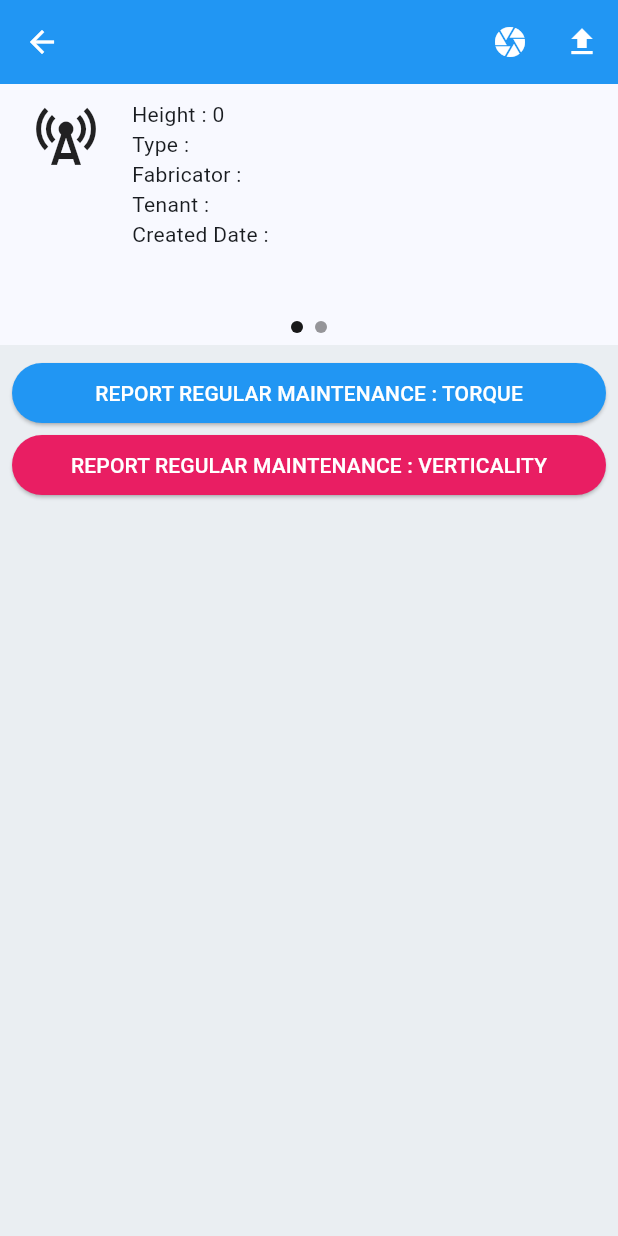
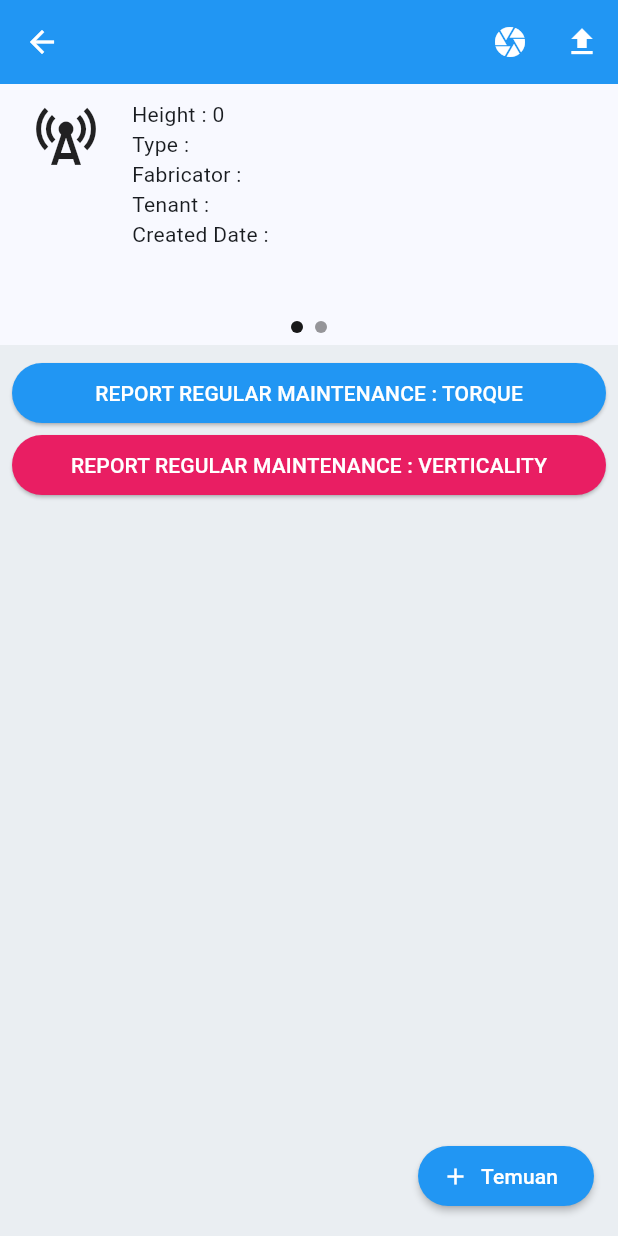
Before and after one commit to initsolution/monitor_app, a Flutter app: the TaskScreen screen opened directly with empty values, on a phone screen of 412 x 824 dp. Run offline on Flutter 3.47's test engine with Material 2 defaults, Android fonts, the light colour scheme and no system bars; drawn by our look-alikes of carousel_slider; our stand-ins replace camera, dio, equatable, flutter_form_builder, flutter_riverpod, flutter_svg and 7 more; accounts and stored records are empty; generated files the repository leaves out were written again.

Commit message:
06/10/2023

```diff
--- a/lib/screen/task_screen.dart
+++ b/lib/screen/task_screen.dart
@@ -50,8 +50,8 @@ class _TaskScreenState extends ConsumerState<TaskScreen> {
           IconButton(
               onPressed: () async =>
                   // context.push('/task/camera', extra: await availableCameras()),
-                  Navigator.of(context)
-                      .pushNamed(CameraScreen.routeName, arguments: await availableCameras()),
+                  Navigator.of(context).pushNamed(CameraScreen.routeName,
+                      arguments: await availableCameras()),
               icon: const Icon(Icons.camera)),
           IconButton(onPressed: () {}, icon: const Icon(Icons.upload)),
         ],
@@ -63,7 +63,38 @@ class _TaskScreenState extends ConsumerState<TaskScreen> {
               ? _buildChecklistButton()
               : _buildReportTorqueAndVerticality(),
           _buildAllRequirement(),
+          // Container(
+          //   color: const Color(0xFFEAEEF2),
+          //   width: double.infinity,
+          //   padding:
+          //       const EdgeInsets.only(left: 20, right: 20, top: 0, bottom: 20),
+          //   child: Container(
+          //     padding: const EdgeInsets.all(20),
+          //     decoration: BoxDecoration(
+          //       color: Colors.blueAccent,
+          //       borderRadius: BorderRadius.circular(10),
+          //     ),
+          //     child: const Text('TEMUAN'),
+          //   ),
+          // ),
         ],
+      ),
+      floatingActionButton: ElevatedButton.icon(
+        onPressed: () {
+          debugPrint("You pressed Icon Elevated Button");
+        },
+        style: ElevatedButton.styleFrom(
+          elevation: 2,
+          backgroundColor: Colors.blue,
+        ),
+        icon: const Icon(
+          Icons.add,
+          color: Colors.white,
+        ), //icon data for elevated button
+        label: const Text(
+          "Temuan",
+          style: TextStyle(color: Colors.white),
+        ), //label text
       ),
     );
   }
@@ -219,81 +250,13 @@ class _TaskScreenState extends ConsumerState<TaskScreen> {
   List<String> listSection = [];
   Widget _buildAllRequirement() {
     return Expanded(
-        child: Container(
-      color: const Color(0xFFEAEEF2),
-      padding: const EdgeInsets.only(left: 20, right: 20, top: 8, bottom: 20),
-      child: widget.task.assets != null ? _buildCategoriesAsset() : Container(),
-      // child: mAssetProv.when(
-      //   data: (data) {
-      //     // print(data);
-      //     bool isMultiTenant = false;
-      //     List<String> tenants = widget.task.site.tenants!.split(',');
-      //     if (tenants.length > 1) {
-      //       isMultiTenant = true;
-      //     }
-      //     var sections = groupBy(data, (obj) => obj.section);
-      //     List<dynamic> result = [];
-      //     for (var element in sections.keys) {
-      //       result.add(element);
-      //       var categories = groupBy(sections[element]!, (obj) => obj.category);
-
-      //       for (var cat in categories.keys) {
-      //         if (isMultiTenant) {
-      //           if (cat.toUpperCase() == "PANEL KWH" ||
-      //               cat.toUpperCase() == "PANEL ACPDB" ||
-      //               cat.toUpperCase() == "GROUNDING & LIGHTNING PROTECTION") {
-      //             for (int i = 0; i < tenants.length; i++) {
-      //               var newCat = '$cat (${tenants[i]})';
-      //               result.add({newCat: categories[cat]!});
-      //             }
-      //           } else {
-      //             result.add({cat: categories[cat]!});
-      //           }
-      //         } else {
-      //           result.add({cat: categories[cat]!});
-      //         }
-      //       }
-      //     }
-
-      //     return ListView.separated(
-      //         itemBuilder: (context, index) {
-      //           if (result[index] is String) {
-      //             return Text(result[index].toString().toUpperCase());
-      //           } else {
-      //             return GestureDetector(
-      //               onTap: () {
-      //                 // for (var element
-      //                 //     in result[result.keys.elementAt(index)]!) {
-      //                 //   print(element.description);
-      //                 // }
-      //                 Navigator.of(context).push(
-      //                   MaterialPageRoute(
-      //                     builder: (context) => DetailTaskScreen(
-      //                       title: result[index].keys.elementAt(0),
-      //                       masterAsset: result[index]
-      //                           [result[index].keys.elementAt(0)]!,
-      //                     ),
-      //                   ),
-      //                 );
-      //               },
-      //               child: Container(
-      //                 padding: const EdgeInsets.all(20),
-      //                 decoration: BoxDecoration(
-      //                   color: Colors.white,
-      //                   borderRadius: BorderRadius.circular(10),
-      //                 ),
-      //                 child: Text(result[index].keys.elementAt(0)),
-      //               ),
-      //             );
-      //           }
-      //         },
-      //         separatorBuilder: (context, index) => const SizedBox(height: 10),
-      //         itemCount: result.length);
-      //   },
-      //   error: (error, stackTrace) => Text(error.toString()),
-      //   loading: () => const Center(child: CircularProgressIndicator()),
-      // ),
-    ));
+      child: Container(
+        color: const Color(0xFFEAEEF2),
+        padding: const EdgeInsets.only(left: 20, right: 20, top: 0, bottom: 20),
+        child:
+            widget.task.assets != null ? _buildCategoriesAsset() : Container(),
+      ),
+    );
   }
 
   Widget _buildCategoriesAsset() {
@@ -332,7 +295,9 @@ class _TaskScreenState extends ConsumerState<TaskScreen> {
     return ListView.separated(
         itemBuilder: (context, index) {
           if (result[index] is String) {
-            return Text(result[index].toString().toUpperCase());
+            return result[index].toString().toUpperCase() != 'SECTION'
+                ? Text(result[index].toString().toUpperCase())
+                : Container();
           } else {
             return GestureDetector(
               onTap: () {
```
Also changed, not shown: lib/screen/detail_task_screen.dart (+56 -17 lines), lib/services/local_data_service.dart (+0 -15 lines), 1 other file.
